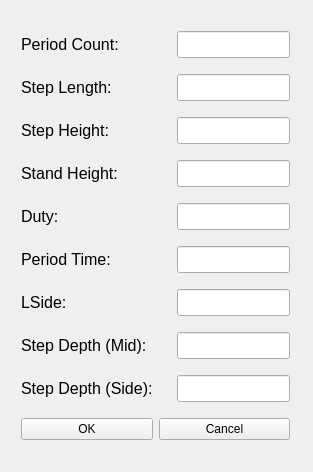
bearves/LegActiveComplianceTest, file RobotUI/ParamSetWindow.ui: the form before one commit.
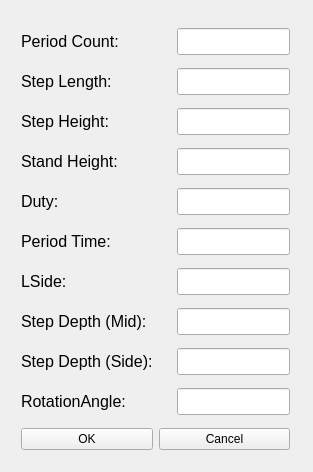
The form after the commit.

```diff
--- a/RobotUI/ParamSetWindow.ui
+++ b/RobotUI/ParamSetWindow.ui
@@ -362,6 +362,43 @@
          </item>
         </layout>
        </item>
+       <item>
+        <layout class="QHBoxLayout" name="horizontalLayout_12">
+         <item>
+          <widget class="QLabel" name="labelRotationAngle">
+           <property name="minimumSize">
+            <size>
+             <width>150</width>
+             <height>0</height>
+            </size>
+           </property>
+           <property name="maximumSize">
+            <size>
+             <width>150</width>
+             <height>16777215</height>
+            </size>
+           </property>
+           <property name="font">
+            <font>
+             <pointsize>12</pointsize>
+            </font>
+           </property>
+           <property name="text">
+            <string>RotationAngle:</string>
+           </property>
+          </widget>
+         </item>
+         <item>
+          <widget class="QLineEdit" name="lineRotationAngle">
+           <property name="font">
+            <font>
+             <pointsize>12</pointsize>
+            </font>
+           </property>
+          </widget>
+         </item>
+        </layout>
+       </item>
        <item>
         <layout class="QHBoxLayout" name="horizontalLayout">
          <item>
```
